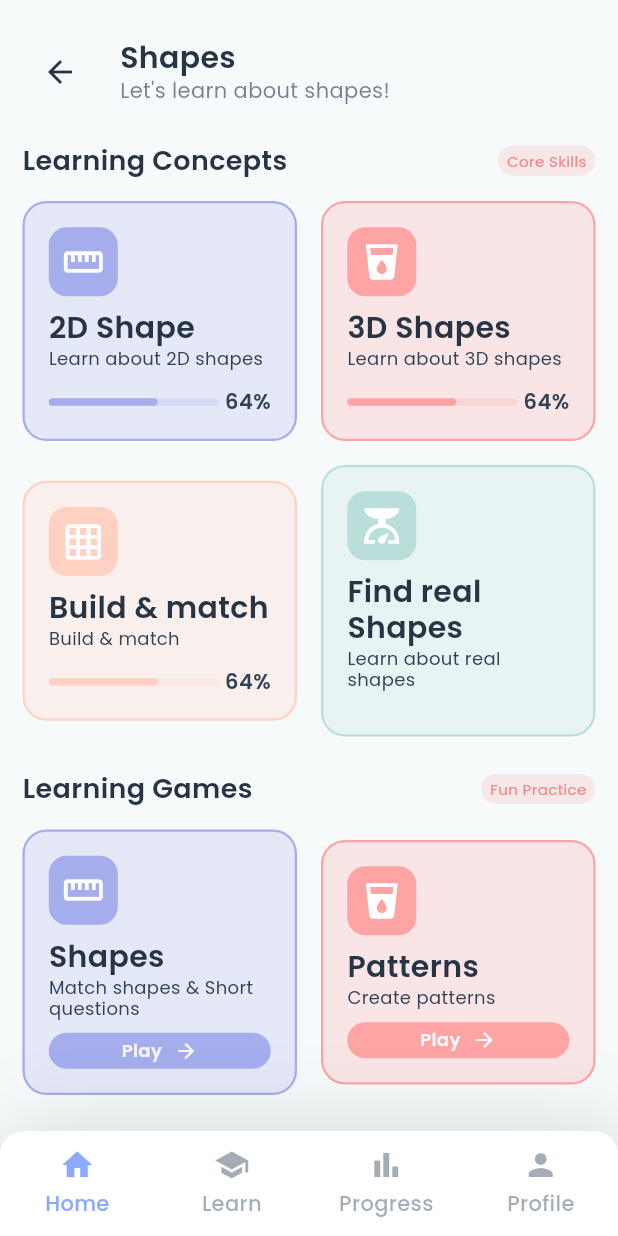
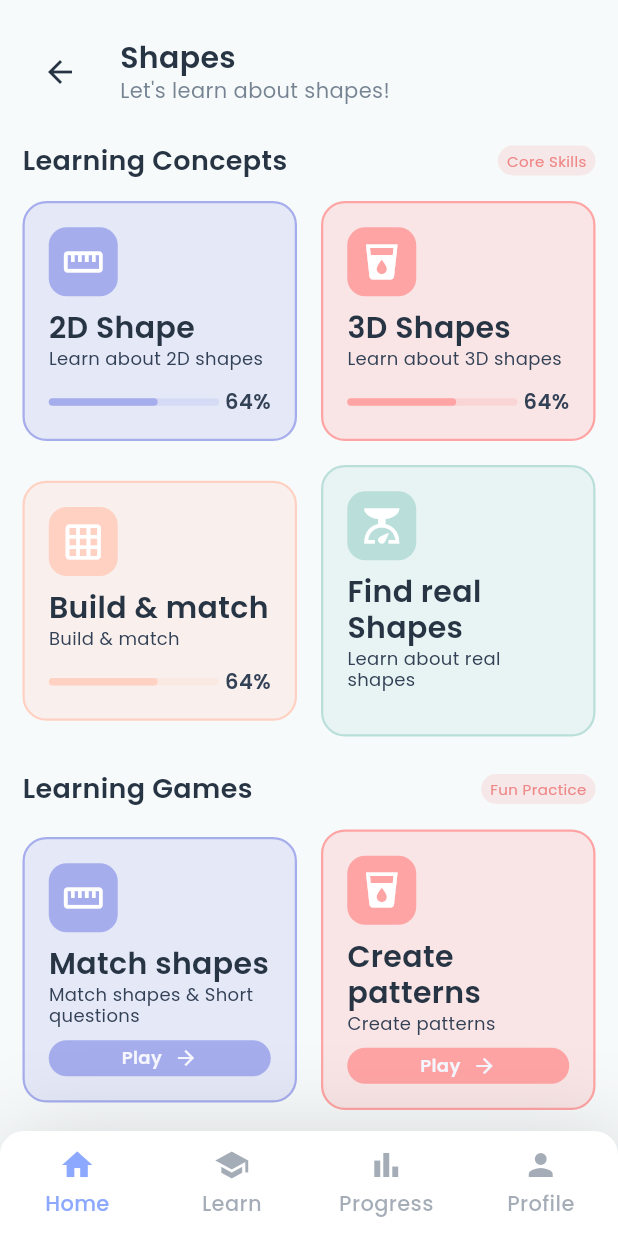
Before and after one commit to cynos28/ganithamithura, a Flutter app: the ShapesHomeScreen screen opened directly, on a phone screen of 412 x 824 dp. Run offline on Flutter 3.47's test engine with Material 3 defaults, Android fonts, the phone set to English and light mode, and no system bars; our stand-ins replace get, google_fonts, permission_handler, shared_preferences, speech_to_text; accounts and stored records are empty; network calls fail.

Commit message:
docs: update UI titles

```diff
--- a/ganithamithura/lib/screens/shapes/shapes_home_screen.dart
+++ b/ganithamithura/lib/screens/shapes/shapes_home_screen.dart
@@ -246,7 +246,7 @@ class _ShapesHomeScreenState extends State<ShapesHomeScreen> {
           children: [
             Expanded(
               child: MeasurementGameCard(
-                title: 'Shapes',
+                title: 'Match shapes',
                 subtitle: 'Match shapes & Short questions',
                 icon: Icons.straighten,
                 backgroundColor: const Color(AppColors.numberColor).withOpacity(0.24),
@@ -265,7 +265,7 @@ class _ShapesHomeScreenState extends State<ShapesHomeScreen> {
             const SizedBox(width: 16),
             Expanded(
               child: MeasurementGameCard(
-                title: 'Patterns',
+                title: 'Create patterns',
                 subtitle: 'Create patterns',
                 icon: Icons.local_drink,
                 backgroundColor: const Color(AppColors.symbolColor).withOpacity(0.24),
```
